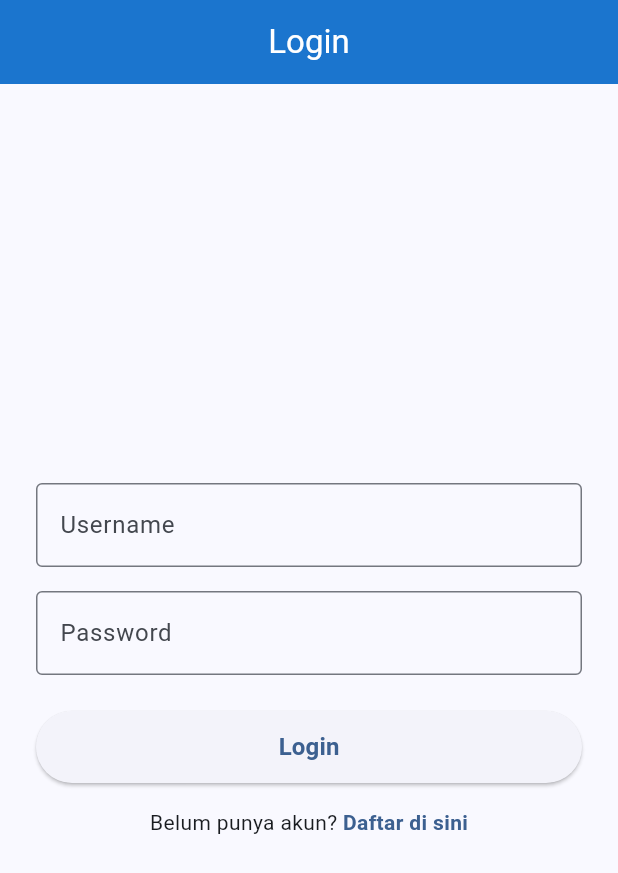
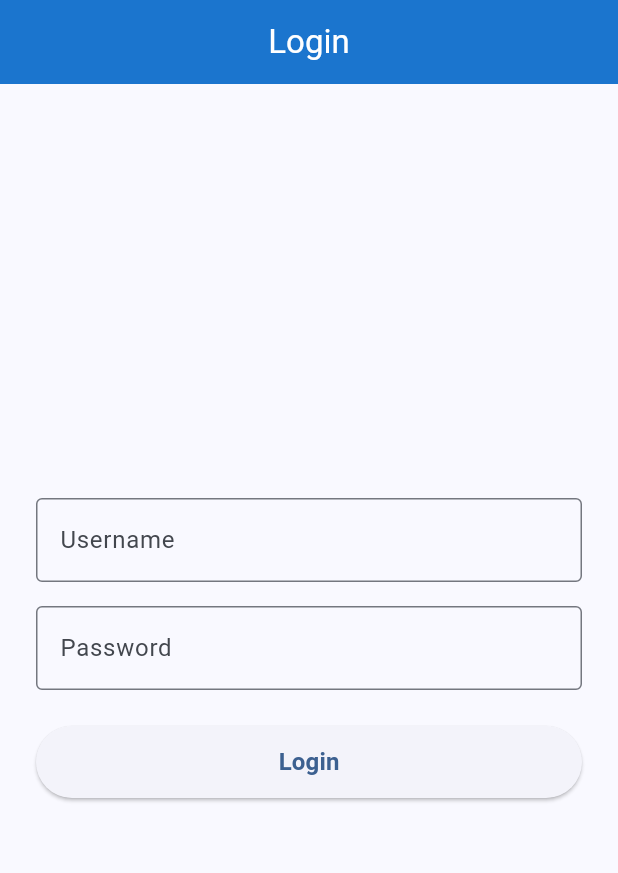
Before and after one commit to justin-rar/124240074_LatResMobile_SI-E, a Flutter app: the screen it shows after launch, on a phone screen of 412 x 824 dp. Shown: the top 873 px of the screen. Run offline on Flutter 3.47's test engine with Material 3 defaults, Android fonts, the phone set to English and light mode, and no system bars; our stand-ins replace hive, hive_flutter, shared_preferences; accounts and stored records are empty.

Commit message:
inisiasi bro

```diff
--- a/lib/screens/login_screen.dart
+++ b/lib/screens/login_screen.dart
@@ -1,7 +1,10 @@
 import 'package:flutter/material.dart';
+
+import '../models/article_model.dart';
 import '../services/auth_service.dart';
 import 'main_menu_screen.dart';
-import 'register_screen.dart';
+
+//import 'register_screen.dart';
 
 /// Halaman Login Pengguna.
 /// Menggunakan `StatefulWidget` karena terdapat state lokal:
@@ -28,7 +31,8 @@ class _LoginScreenState extends State<LoginScreen> {
     ScaffoldMessenger.of(context).showSnackBar(
       SnackBar(
         content: Text(message, style: const TextStyle(color: Colors.white)),
-        backgroundColor: Colors.red, // Wajib merah sesuai instruksi modul & soal
+        backgroundColor:
+            Colors.red, // Wajib merah sesuai instruksi modul & soal
         behavior: SnackBarBehavior.floating,
       ),
     );
@@ -92,10 +96,7 @@ class _LoginScreenState extends State<LoginScreen> {
   @override
   Widget build(BuildContext context) {
     return Scaffold(
-      appBar: AppBar(
-        title: const Text('Login'),
-        centerTitle: true,
-      ),
+      appBar: AppBar(title: const Text('Login'), centerTitle: true),
       body: Center(
         child: SingleChildScrollView(
           padding: const EdgeInsets.all(24.0),
@@ -147,29 +148,29 @@ class _LoginScreenState extends State<LoginScreen> {
               const SizedBox(height: 16),
 
               // Navigasi menuju halaman Register jika belum memiliki akun
-              Row(
-                mainAxisAlignment: MainAxisAlignment.center,
-                children: [
-                  const Text('Belum punya akun? '),
-                  GestureDetector(
-                    onTap: () {
-                      Navigator.push(
-                        context,
-                        MaterialPageRoute(
-                          builder: (context) => const RegisterScreen(),
-                        ),
-                      );
-                    },
-                    child: Text(
-                      'Daftar di sini',
-                      style: TextStyle(
-                        color: Theme.of(context).colorScheme.primary,
-                        fontWeight: FontWeight.bold,
-                      ),
-                    ),
-                  ),
-                ],
-              ),
+              // Row(
+              //   mainAxisAlignment: MainAxisAlignment.center,
+              //   children: [
+              //     const Text('Belum punya akun? '),
+              //     GestureDetector(
+              //       onTap: () {
+              //         Navigator.push(
+              //           context,
+              //           MaterialPageRoute(
+              //             builder: (context) => const RegisterScreen(),
+              //           ),
+              //         );
+              //       },
+              //       child: Text(
+              //         'Daftar di sini',
+              //         style: TextStyle(
+              //           color: Theme.of(context).colorScheme.primary,
+              //           fontWeight: FontWeight.bold,
+              //         ),
+              //       ),
+              //     ),
+              //   ],
+              // ),
             ],
           ),
         ),
```
Also changed, not shown: lib/models/article_model.dart (+14 -0 lines).
